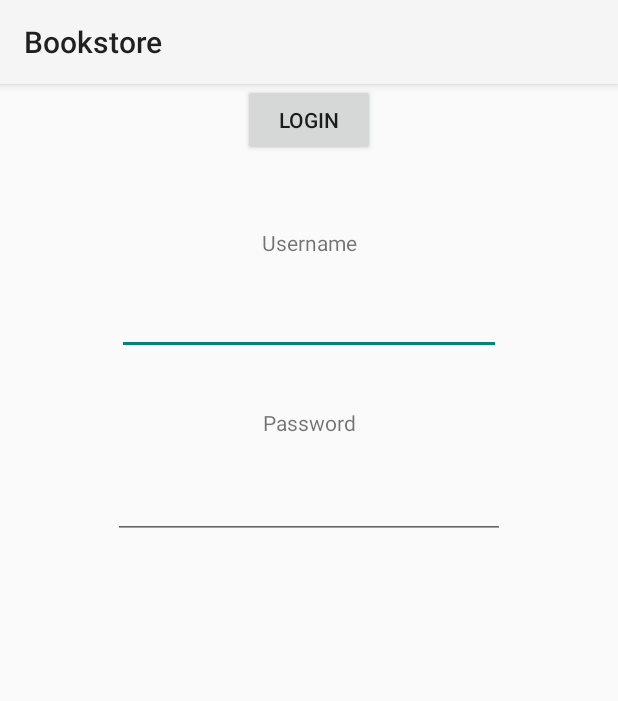
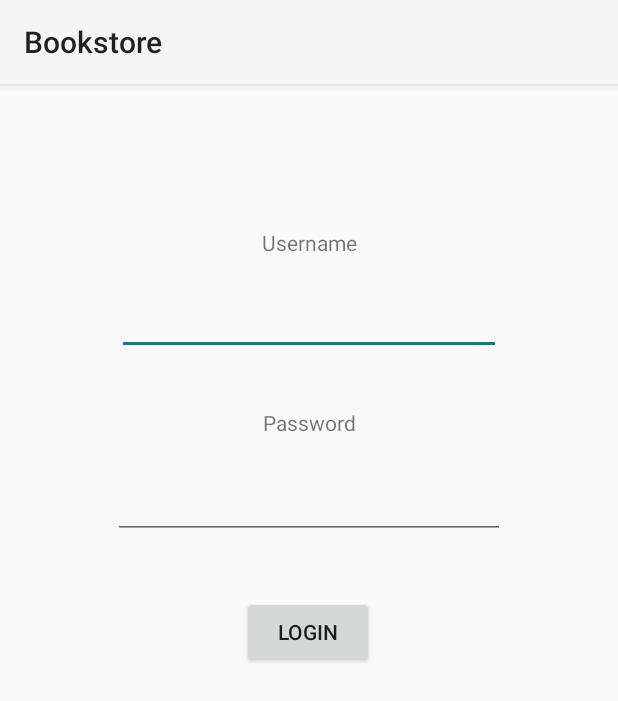
Before and after one commit to Marora44/Bookstore, an Android app: the login screen opened directly, with no data from a screen before it, on a phone screen of 412 x 824 dp. Shown: the top 701 px of the screen. Run offline under Robolectric (Android 15) with nearby library versions, the phone set to English and light mode, and no system bars; our stand-ins replace Volley; network calls fail.

Commit message:
one last formatting change

```diff
--- a/Phase3/app/Bookstore/app/src/main/res/layout/activity_login.xml
+++ b/Phase3/app/Bookstore/app/src/main/res/layout/activity_login.xml
@@ -65,10 +65,11 @@
         android:id="@+id/buttonLogin"
         android:layout_width="wrap_content"
         android:layout_height="wrap_content"
+        android:layout_marginTop="38dp"
         android:text="Login"
         app:layout_constraintEnd_toEndOf="parent"
-        app:layout_constraintHorizontal_bias="0.5"
+        app:layout_constraintHorizontal_bias="0.498"
         app:layout_constraintStart_toStartOf="parent"
-        tools:layout_editor_absoluteY="367dp" />
+        app:layout_constraintTop_toBottomOf="@+id/loginPass" />
 
 </androidx.constraintlayout.widget.ConstraintLayout>
```
